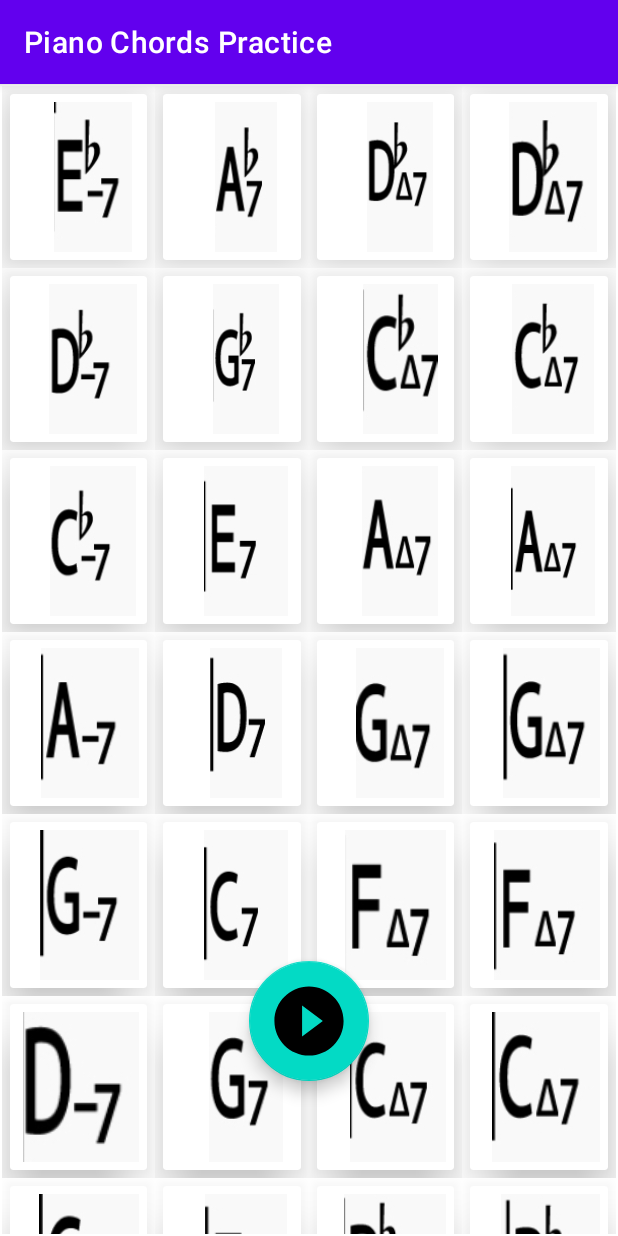
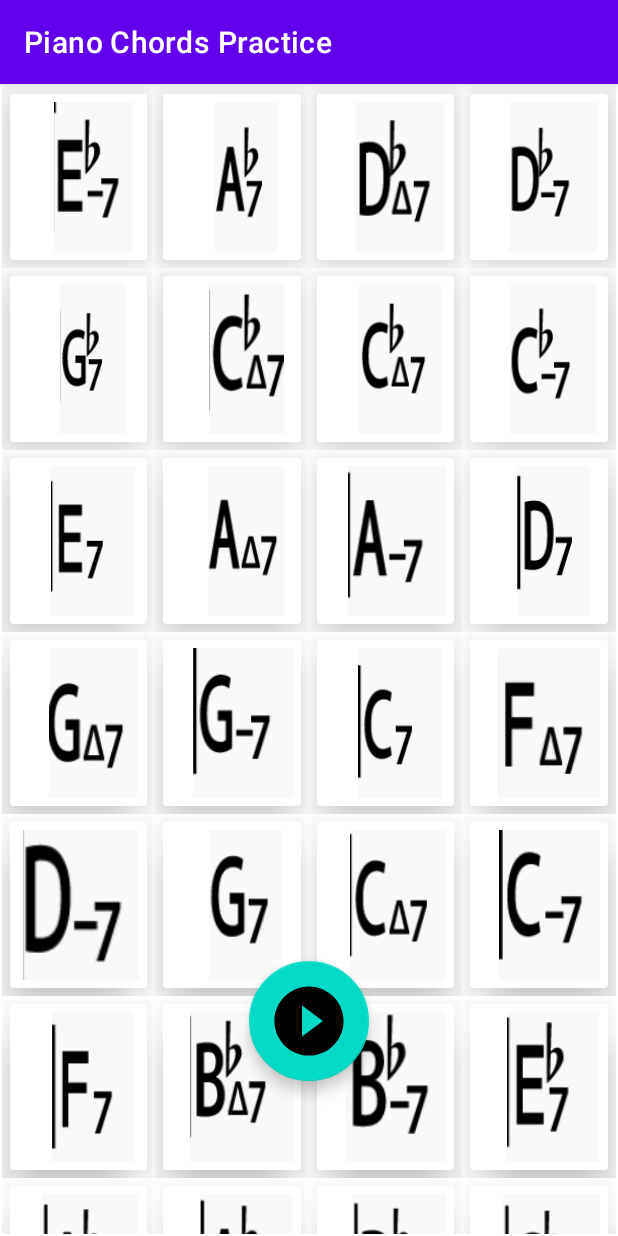
Before and after one commit to mariaanko/Piano-Chords-Practice, an Android app: the screen it shows after launch (MainActivity), on a phone screen of 412 x 824 dp. Run offline under Robolectric (Android 15) with nearby library versions, the phone set to English and light mode, and no system bars.

Commit message:
there were duplicate images ffs - now fixed

```diff
--- a/app/src/main/res/layout/activity_main.xml
+++ b/app/src/main/res/layout/activity_main.xml
@@ -30,6 +30,7 @@
         app:layout_constraintHorizontal_bias="0.5"
         app:layout_constraintStart_toStartOf="parent"
         app:layout_constraintTop_toTopOf="@+id/recyclerView"
-        app:layout_constraintVertical_bias="0.85" />
+        app:layout_constraintVertical_bias="0.85"
+        android:contentDescription="@string/start" />
 
 </androidx.constraintlayout.widget.ConstraintLayout>
--- a/app/src/main/res/values/strings.xml
+++ b/app/src/main/res/values/strings.xml
@@ -1,3 +1,4 @@
 <resources>
     <string name="app_name">Piano Chords Practice</string>
+    <string name="start">Start</string>
 </resources>
```
Also changed, not shown: app/src/main/java/com/wodpress/mariaanko/pianochordspractice/ChordsAdapter.java (+0 -21 lines), app/src/main/assets/chords/SmartSelect_20220208-175245_Messenger.jpg (deleted), app/src/main/assets/chords/SmartSelect_20220208-175355_Messenger.jpg (deleted), app/src/main/assets/chords/SmartSelect_20220208-175416_Messenger.jpg (deleted), app/src/main/assets/chords/SmartSelect_20220208-175436_Messenger.jpg (deleted), app/src/main/assets/chords/SmartSelect_20220208-175526_Messenger.jpg (deleted), app/src/main/assets/chords/SmartSelect_20220208-175544_Messenger.jpg (deleted), app/src/main/assets/chords/SmartSelect_20220208-175601_Messenger.jpg (deleted), app/src/main/assets/chords/SmartSelect_20220208-175619_Messenger.jpg (deleted), app/src/main/assets/chords/SmartSelect_20220208-175637_Messenger.jpg (deleted).
